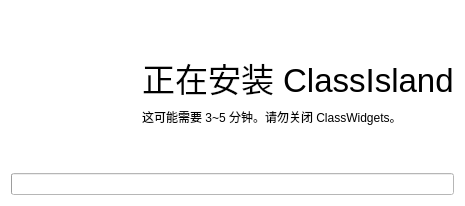
First picture: the form in installer_ui.ui, repository ClassIsland/classwidgets-plugin-classisland, before the edit.
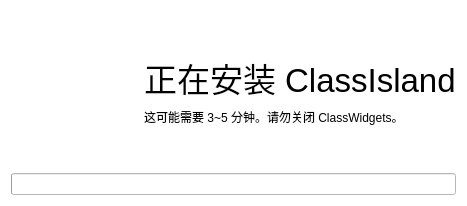
Second picture: the form after the edit. Icons and pictures are not drawn.

Commit message: 添加 HarmonyOS 字体支持，调整界面尺寸和样式

Patch:
```diff
--- a/installer_ui.ui
+++ b/installer_ui.ui
@@ -6,7 +6,7 @@
    <rect>
     <x>0</x>
     <y>0</y>
-    <width>465</width>
+    <width>467</width>
     <height>206</height>
    </rect>
   </property>
@@ -93,6 +93,10 @@
        </item>
        <item>
         <widget class="QLabel" name="label_3">
+         <property name="styleSheet">
+          <string notr="true">font-size:12px
+</string>
+         </property>
          <property name="text">
           <string>这可能需要 3~5 分钟。请勿关闭 ClassWidgets。</string>
          </property>
```
Left out of the diff: 4 changed lines with no effect on the pictures. The commit also changes 5 other files.
